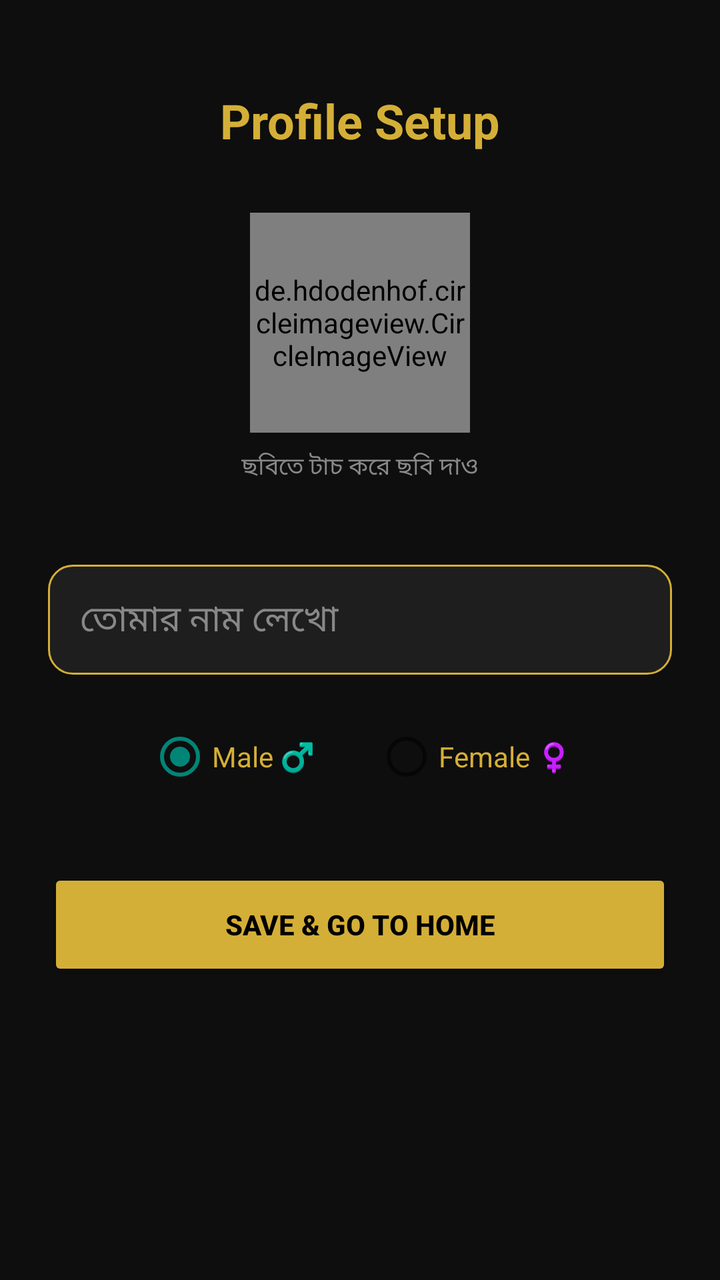
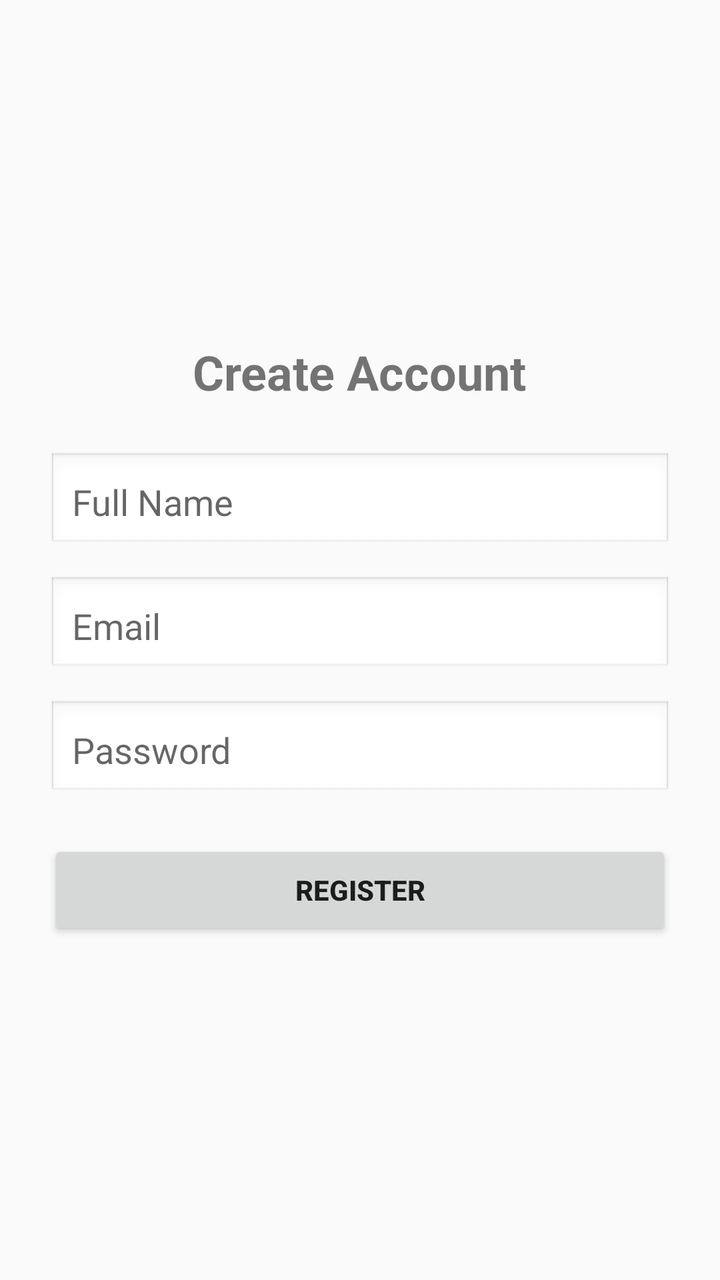

An Android layout rendered at two revisions. The XML below is the earlier revision; the diff shows what the commit changed to produce the second picture.
<!-- AndroidManifest.xml: application theme Theme.AppCompat.Light.NoActionBar -->
<!-- res/layout/activity_register.xml -->
<?xml version="1.0" encoding="utf-8"?>
<LinearLayout xmlns:android="http://schemas.android.com/apk/res/android"
    android:layout_width="match_parent"
    android:layout_height="match_parent"
    android:orientation="vertical"
    android:background="#0E0E0E"
    android:padding="24dp"
    android:gravity="center_horizontal">

    <TextView
        android:layout_width="wrap_content"
        android:layout_height="wrap_content"
        android:text="Profile Setup"
        android:textColor="#D4AF37"
        android:textSize="24sp"
        android:textStyle="bold"
        android:layout_marginTop="20dp"/>

    <de.hdodenhof.circleimageview.CircleImageView
        android:id="@+id/imgProfile"
        android:layout_width="110dp"
        android:layout_height="110dp"
        android:layout_marginTop="30dp"
        android:src="@drawable/ic_person"
        android:layout_gravity="center" />

    <TextView
        android:layout_width="wrap_content"
        android:layout_height="wrap_content"
        android:text="ছবিতে টাচ করে ছবি দাও"
        android:textColor="#888888"
        android:textSize="12sp"
        android:layout_marginTop="8dp"/>

    <EditText
        android:id="@+id/editName"
        android:layout_width="match_parent"
        android:layout_height="55dp"
        android:layout_marginTop="40dp"
        android:background="@drawable/bg_edittext"
        android:hint="তোমার নাম লেখো"
        android:textColor="#FFFFFF"
        android:textColorHint="#888888"
        android:paddingStart="16dp"/>

    <RadioGroup
        android:id="@+id/radioGender"
        android:layout_width="match_parent"
        android:layout_height="wrap_content"
        android:orientation="horizontal"
        android:layout_marginTop="25dp"
        android:gravity="center">

        <RadioButton
            android:id="@+id/radioMale"
            android:layout_width="wrap_content"
            android:layout_height="wrap_content"
            android:text="Male ♂️"
            android:textColor="#D4AF37"
            android:checked="true"/>

        <RadioButton
            android:id="@+id/radioFemale"
            android:layout_width="wrap_content"
            android:layout_height="wrap_content"
            android:text="Female ♀️"
            android:textColor="#D4AF37"
            android:layout_marginStart="30dp"/>
    </RadioGroup>

    <Button
        android:id="@+id/btnSave"
        android:layout_width="match_parent"
        android:layout_height="56dp"
        android:layout_marginTop="40dp"
        android:text="Save &amp; Go to Home"
        android:textColor="#000000"
        android:textStyle="bold"
        android:backgroundTint="#D4AF37"/>

</LinearLayout>
<!-- resources referenced by this layout -->
<resources>
  <!-- drawable bg_edittext (drawable) -->
  <?xml version="1.0" encoding="utf-8"?>
  <shape xmlns:android="http://schemas.android.com/apk/res/android">
      <solid android:color="#1E1E1E"/>
      <corners android:radius="12dp"/>
      <stroke android:width="1dp" android:color="#D4AF37"/>
  </shape>
  <!-- drawable ic_person (drawable) -->
  <vector xmlns:android="http://schemas.android.com/apk/res/android"
      android:width="24dp"
      android:height="24dp"
      android:viewportWidth="24"
      android:viewportHeight="24"
      android:tint="#D4AF37">
    <path
        android:fillColor="#FF000000"
        android:pathData="M12,12c2.21,0 4,-1.79 4,-4s-1.79,-4 -4,-4 -4,1.79 -4,4 1.79,4 4,4zM12,14c-2.67,0 -8,1.34 -8,4v2h16v-2c0,-2.66 -5.33,-4 -8,-4z"/>
  </vector>
</resources>

<!-- the commit's change to res/layout/activity_register.xml (unified diff, before → after) -->
@@ -3,79 +3,51 @@
     android:layout_width="match_parent"
     android:layout_height="match_parent"
     android:orientation="vertical"
-    android:background="#0E0E0E"
     android:padding="24dp"
-    android:gravity="center_horizontal">
+    android:gravity="center">
 
     <TextView
         android:layout_width="wrap_content"
         android:layout_height="wrap_content"
-        android:text="Profile Setup"
-        android:textColor="#D4AF37"
+        android:text="Create Account"
         android:textSize="24sp"
         android:textStyle="bold"
-        android:layout_marginTop="20dp"/>
-
-    <de.hdodenhof.circleimageview.CircleImageView
-        android:id="@+id/imgProfile"
-        android:layout_width="110dp"
-        android:layout_height="110dp"
-        android:layout_marginTop="30dp"
-        android:src="@drawable/ic_person"
-        android:layout_gravity="center" />
-
-    <TextView
-        android:layout_width="wrap_content"
-        android:layout_height="wrap_content"
-        android:text="ছবিতে টাচ করে ছবি দাও"
-        android:textColor="#888888"
-        android:textSize="12sp"
-        android:layout_marginTop="8dp"/>
+        android:layout_marginBottom="24dp"/>
 
     <EditText
-        android:id="@+id/editName"
+        android:id="@+id/edtName"
         android:layout_width="match_parent"
-        android:layout_height="55dp"
-        android:layout_marginTop="40dp"
-        android:background="@drawable/bg_edittext"
-        android:hint="তোমার নাম লেখো"
-        android:textColor="#FFFFFF"
-        android:textColorHint="#888888"
-        android:paddingStart="16dp"/>
+        android:layout_height="50dp"
+        android:hint="Full Name"
+        android:layout_marginBottom="12dp"
+        android:padding="12dp"
+        android:background="@android:drawable/edit_text"/>
 
-    <RadioGroup
-        android:id="@+id/radioGender"
+    <EditText
+        android:id="@+id/edtEmail"
         android:layout_width="match_parent"
-        android:layout_height="wrap_content"
-        android:orientation="horizontal"
-        android:layout_marginTop="25dp"
-        android:gravity="center">
+        android:layout_height="50dp"
+        android:hint="Email"
+        android:inputType="textEmailAddress"
+        android:layout_marginBottom="12dp"
+        android:padding="12dp"
+        android:background="@android:drawable/edit_text"/>
 
-        <RadioButton
-            android:id="@+id/radioMale"
-            android:layout_width="wrap_content"
-            android:layout_height="wrap_content"
-            android:text="Male ♂️"
-            android:textColor="#D4AF37"
-            android:checked="true"/>
-
-        <RadioButton
-            android:id="@+id/radioFemale"
-            android:layout_width="wrap_content"
-            android:layout_height="wrap_content"
-            android:text="Female ♀️"
-            android:textColor="#D4AF37"
-            android:layout_marginStart="30dp"/>
-    </RadioGroup>
+    <EditText
+        android:id="@+id/edtPassword"
+        android:layout_width="match_parent"
+        android:layout_height="50dp"
+        android:hint="Password"
+        android:inputType="textPassword"
+        android:layout_marginBottom="20dp"
+        android:padding="12dp"
+        android:background="@android:drawable/edit_text"/>
 
     <Button
-        android:id="@+id/btnSave"
+        android:id="@+id/btnRegister"
         android:layout_width="match_parent"
-        android:layout_height="56dp"
-        android:layout_marginTop="40dp"
-        android:text="Save &amp; Go to Home"
-        android:textColor="#000000"
-        android:textStyle="bold"
-        android:backgroundTint="#D4AF37"/>
+        android:layout_height="50dp"
+        android:text="Register"
+        android:textStyle="bold"/>
 
 </LinearLayout>
<!-- resource entries referenced after the edit -->
@@ -1,22 +1,5 @@
 <!-- resources referenced by this layout -->
 <resources>
-  <!-- drawable bg_edittext (drawable) -->
-  <?xml version="1.0" encoding="utf-8"?>
-  <shape xmlns:android="http://schemas.android.com/apk/res/android">
-      <solid android:color="#1E1E1E"/>
-      <corners android:radius="12dp"/>
-      <stroke android:width="1dp" android:color="#D4AF37"/>
-  </shape>
-  <!-- drawable ic_person (drawable) -->
-  <vector xmlns:android="http://schemas.android.com/apk/res/android"
-      android:width="24dp"
-      android:height="24dp"
-      android:viewportWidth="24"
-      android:viewportHeight="24"
-      android:tint="#D4AF37">
-    <path
-        android:fillColor="#FF000000"
-        android:pathData="M12,12c2.21,0 4,-1.79 4,-4s-1.79,-4 -4,-4 -4,1.79 -4,4 1.79,4 4,4zM12,14c-2.67,0 -8,1.34 -8,4v2h16v-2c0,-2.66 -5.33,-4 -8,-4z"/>
-  </vector>
+
 </resources>
 
